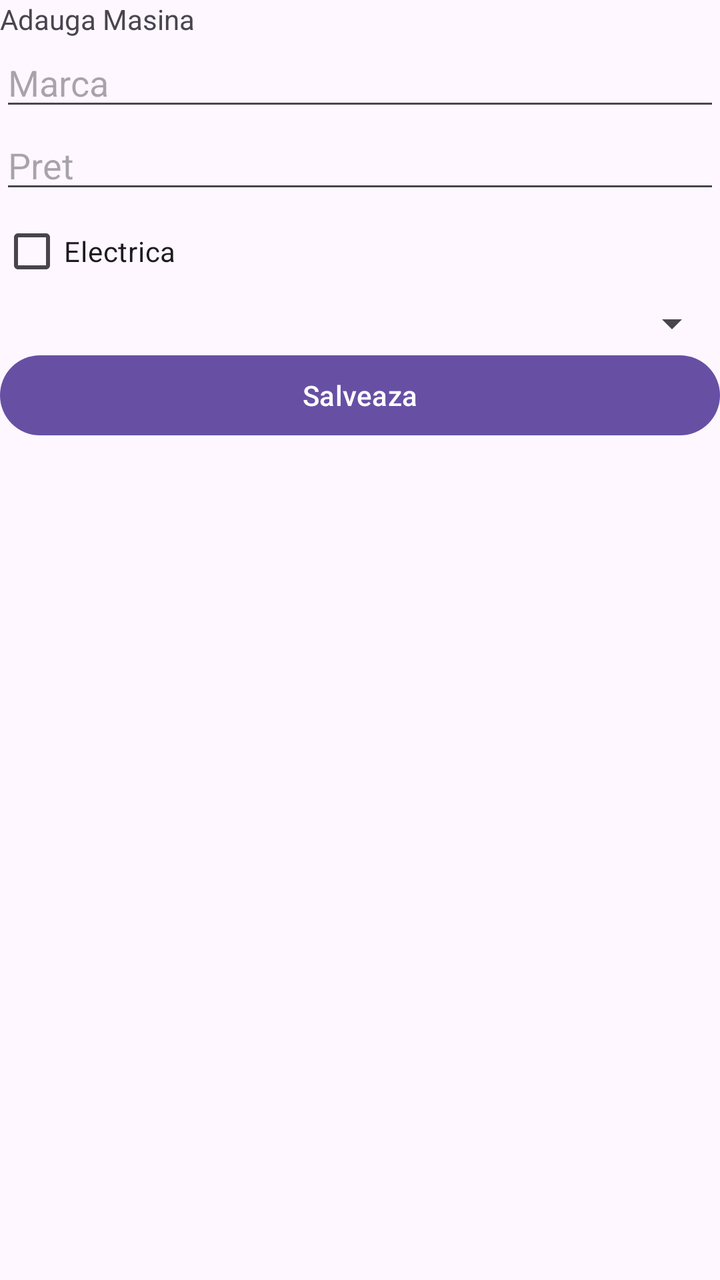
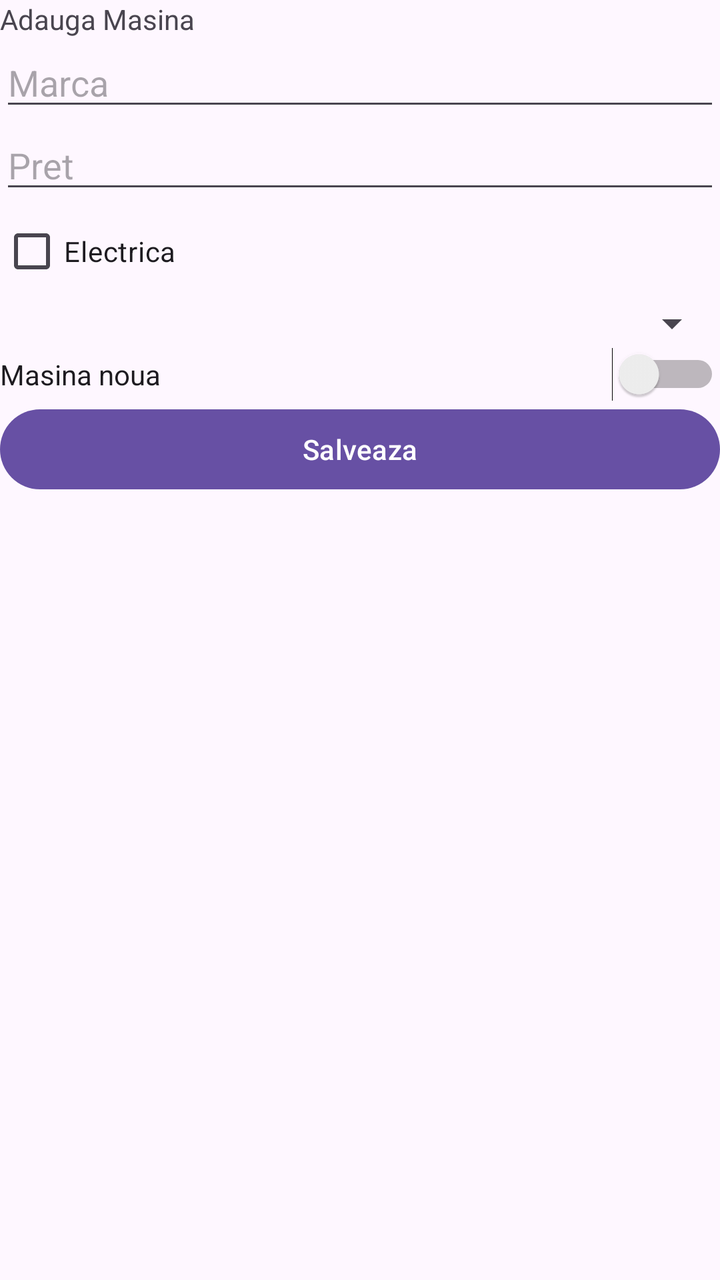

The first picture is an Android layout as it rendered before a commit; the second is the same layout after the commit. The layout source and the unified diff follow.
<!-- AndroidManifest.xml: application theme Theme.MyApplication -->
<!-- res/layout/activity_adauga_masina2.xml -->
<?xml version="1.0" encoding="utf-8"?>
<LinearLayout xmlns:android="http://schemas.android.com/apk/res/android"
    xmlns:app="http://schemas.android.com/apk/res-auto"
    xmlns:tools="http://schemas.android.com/tools"
    android:id="@+id/main"
    android:layout_width="match_parent"
    android:layout_height="match_parent"
    android:orientation="vertical">

    <TextView
    android:layout_width="wrap_content"
    android:layout_height="wrap_content"
    android:text="@string/adauga_masina" />

    <EditText
    android:id="@+id/etMarca"
    android:layout_width="match_parent"
    android:layout_height="wrap_content"
    android:hint="@string/marca" />

    <EditText
    android:id="@+id/etPret"
    android:layout_width="match_parent"
    android:layout_height="wrap_content"
    android:hint="@string/pret"
    android:inputType="numberDecimal" />

    <CheckBox
    android:id="@+id/cbElectrica"
    android:layout_width="wrap_content"
    android:layout_height="wrap_content"
    android:text="@string/electrica" />

    <Spinner
        android:id="@+id/spCategorie"
        android:layout_width="match_parent"
        android:layout_height="wrap_content" />
    <Button
        android:id="@+id/btnSalveaza"
        android:layout_width="match_parent"
        android:layout_height="wrap_content"
        android:text="Salveaza" />
</LinearLayout>
<!-- resources referenced by this layout -->
<resources>
  <string name="adauga_masina">Adauga Masina</string>
  <string name="electrica">Electrica</string>
  <string name="marca">Marca</string>
  <string name="pret">Pret</string>
  <style name="Theme.MyApplication" parent="Base.Theme.MyApplication" />
  <style name="Base.Theme.MyApplication" parent="Theme.Material3.DayNight.NoActionBar">
          
          
      </style>
</resources>

<!-- the commit's change to res/layout/activity_adauga_masina2.xml (unified diff, before → after) -->
@@ -35,6 +35,12 @@
         android:id="@+id/spCategorie"
         android:layout_width="match_parent"
         android:layout_height="wrap_content" />
+    <Switch
+        android:id="@+id/switchNoua"
+        android:layout_width="match_parent"
+        android:layout_height="wrap_content"
+        android:text="@string/masina_noua"
+        android:checked="false" />
     <Button
         android:id="@+id/btnSalveaza"
         android:layout_width="match_parent"
<!-- resource entries referenced after the edit -->
@@ -3,6 +3,7 @@
   <string name="adauga_masina">Adauga Masina</string>
   <string name="electrica">Electrica</string>
   <string name="marca">Marca</string>
+  <string name="masina_noua">Masina noua</string>
   <string name="pret">Pret</string>
   <style name="Theme.MyApplication" parent="Base.Theme.MyApplication" />
   <style name="Base.Theme.MyApplication" parent="Theme.Material3.DayNight.NoActionBar">
